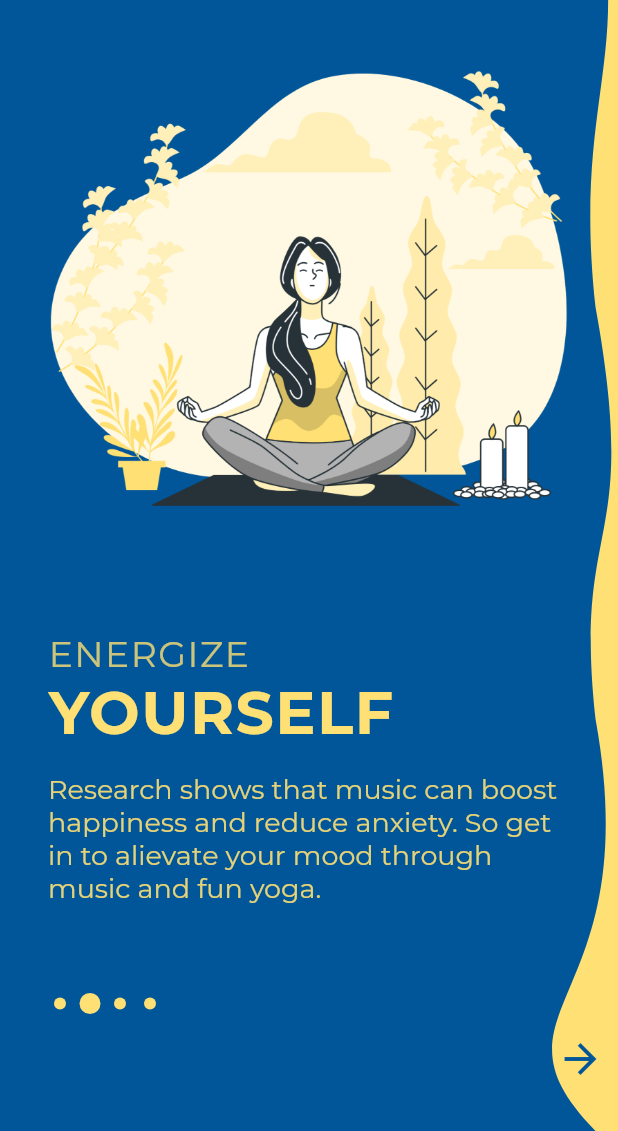
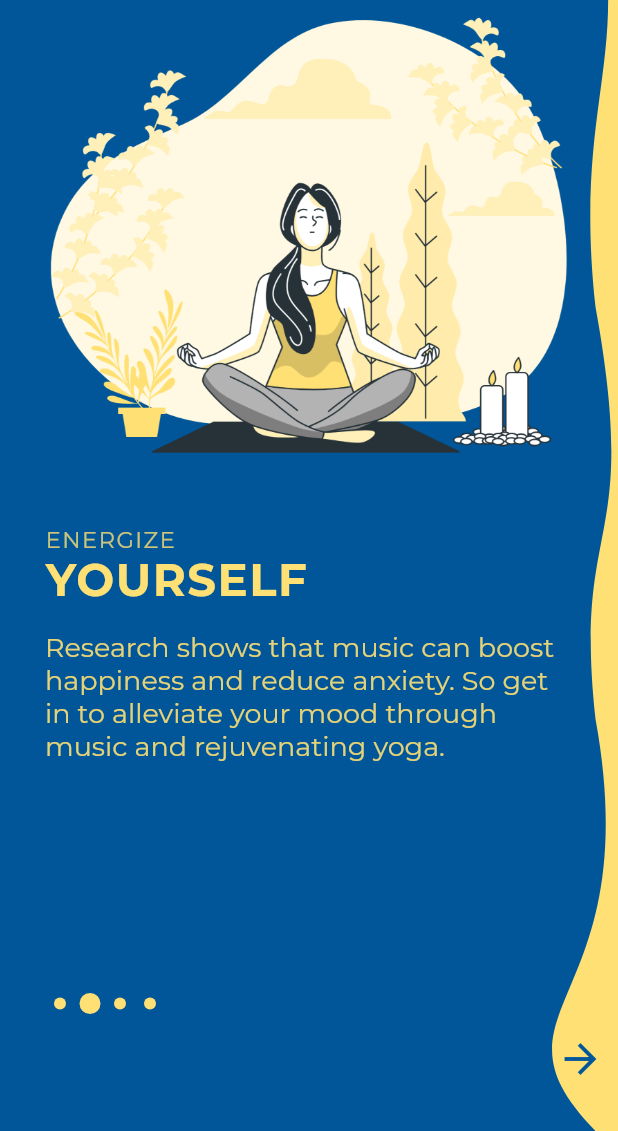
Before and after one commit to rjrealworld/diya_TechNox, a Flutter app: the screen it shows after launch, after a tap on the "arrow forward" icon, on a phone screen of 412 x 824 dp, the part 105-1236 px from its top. Run offline on Flutter 3.47's test engine with Material 2 defaults, Android fonts, the phone set to English and light mode, and no system bars; our stand-ins replace sizer.

Commit message:
onboarding screen overflow issue solved

```diff
--- a/diya/lib/screens/onboarding/components/onboard_page.dart
+++ b/diya/lib/screens/onboarding/components/onboard_page.dart
@@ -3,6 +3,35 @@ import 'package:diya/providers/color_provider.dart';
 import 'package:diya/screens/onboarding/components/drawer_paint.dart';
 import 'package:diya/screens/onboarding/models/onboard_page_model.dart';
 import 'package:provider/provider.dart';
+import 'package:flutter/widgets.dart';
+import 'package:sizer/sizer.dart';
+
+class SizeConfig {
+  static MediaQueryData _mediaQueryData;
+  static double screenWidth;
+  static double screenHeight;
+  static double blockSizeHorizontal;
+  static double blockSizeVertical;
+  static double _safeAreaHorizontal;
+  static double _safeAreaVertical;
+  static double safeBlockHorizontal;
+  static double safeBlockVertical;
+
+  void init(BuildContext context) {
+    _mediaQueryData = MediaQuery.of(context);
+    screenWidth = _mediaQueryData.size.width;
+    screenHeight = _mediaQueryData.size.height;
+    blockSizeHorizontal = screenWidth / 100;
+    blockSizeVertical = screenHeight / 100;
+    _safeAreaHorizontal = _mediaQueryData.padding.left +
+        _mediaQueryData.padding.right;
+    _safeAreaVertical = _mediaQueryData.padding.top +
+        _mediaQueryData.padding.bottom;
+    safeBlockHorizontal = (screenWidth - _safeAreaHorizontal)/100;
+    safeBlockVertical = (screenHeight - _safeAreaVertical)/100;
+  }
+}
+
 
 class OnboardPage extends StatefulWidget {
   final PageController pageController;
@@ -55,6 +84,8 @@ class _OnboardPageState extends State<OnboardPage>
 
   @override
   Widget build(BuildContext context) {
+    SizeConfig().init(context);
+
     return Stack(
         children: <Widget>[
           Container(
@@ -76,17 +107,17 @@ class _OnboardPageState extends State<OnboardPage>
                   },
                 ),
                 Padding(
-                padding: const EdgeInsets.symmetric(horizontal: 32.0),
+                  padding: const EdgeInsets.symmetric(horizontal: 30.0),
                   child: Container(
-                  height: 250,
-                  width: double.infinity,
+                    height:MediaQuery.of(context).size.height/2.3100 ,
+                     width: MediaQuery.of(context).size.width/0.25 ,
                     child: Column(
                       crossAxisAlignment: CrossAxisAlignment.start,
                       children: <Widget>[
                         Text(
                           widget.pageModel.caption,
                           style: TextStyle(
-                            fontSize: 24,
+                              fontSize: 15,
                               color:
                                   widget.pageModel.accentColor.withOpacity(0.8),
                               letterSpacing: 1,
@@ -97,7 +128,7 @@ class _OnboardPageState extends State<OnboardPage>
                           child: Text(
                             widget.pageModel.subhead,
                             style: TextStyle(
-                              fontSize: 40,
+                                fontSize: 30,
                                 fontWeight: FontWeight.bold,
                                 color: widget.pageModel.accentColor,
                                 letterSpacing: 1,
@@ -155,5 +186,6 @@ class _OnboardPageState extends State<OnboardPage>
           ),
         ],
       );
+
   }
 }
--- a/diya/lib/screens/onboarding/data/onboard_page_data.dart
+++ b/diya/lib/screens/onboarding/data/onboard_page_data.dart
@@ -11,7 +11,7 @@ List<OnboardPageModel> onboardData = [
       'assets/images/onboard_.png',
       'EMOTIONAL',
       'GLOOM',
-      'Emotions can be messy, complicated, and downright confusing sometimes. We are here to aid you through your emotional gloom.'),
+      'Emotions can be messy, complicated, and downright confusing. We are here to aid you through your emotional gloom.'),
   OnboardPageModel(
       Color(0xFF005699),
       Color(0xFFFFE074),
@@ -20,7 +20,7 @@ List<OnboardPageModel> onboardData = [
       'assets/images/onboard_2.png',
       'ENERGIZE',
       'YOURSELF',
-      'Research shows that music can boost happiness and reduce anxiety. So get in to alievate your mood through music and fun yoga.'),
+      'Research shows that music can boost happiness and reduce anxiety. So get in to alleviate your mood through music and rejuvenating yoga.'),
   OnboardPageModel(
       Color(0xFFFFE074),
       Color(0xFF39393A),
@@ -29,7 +29,7 @@ List<OnboardPageModel> onboardData = [
       'assets/images/onboard_3.png',
       'CONNECT WITH',
       'COUNSELLOR',
-      'You might be going through a lot and need someone to talk to. Join in to connect and get temperamental assistance immediately'),
+      'You might be going through a lot and would need someone to talk to. Join in to connect and get temperamental assistance immediately'),
   OnboardPageModel(
       Color(0xFF39393A),
       Color(0xFFFFFFFF),
@@ -38,5 +38,5 @@ List<OnboardPageModel> onboardData = [
       'assets/images/onboard_4.png',
       'FRIEND',
       'IN DEED',
-      'Sometimes you cannot share things with your friends but come on this platform and relieve your stress. We are your handy friend in deed.'),
+      'At time you simply can\'t share things with your friends, come onto this platform and relieve your stress. We are your handy friend in deed!'),
 ];
--- a/diya/pubspec.yaml
+++ b/diya/pubspec.yaml
@@ -21,9 +21,11 @@ environment:
   sdk: ">=2.7.0 <3.0.0"
 
 dependencies:
+
   flutter:
     sdk: flutter
   provider: ^5.0.0
+  sizer: ^1.1.8
 
 
   # The following adds the Cupertino Icons font to your application.
```
Also changed, not shown: diya/pubspec.lock. Lines whose indentation alone changed are shown as unchanged.
